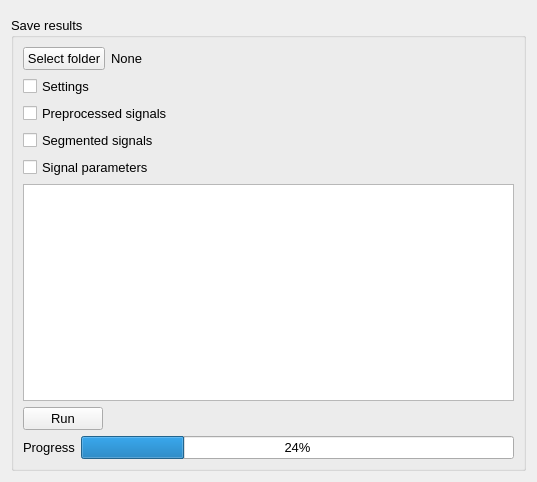
Qt form eeg_features/save/ui.ui (medusabci/medusa-analyzer) before a commit.
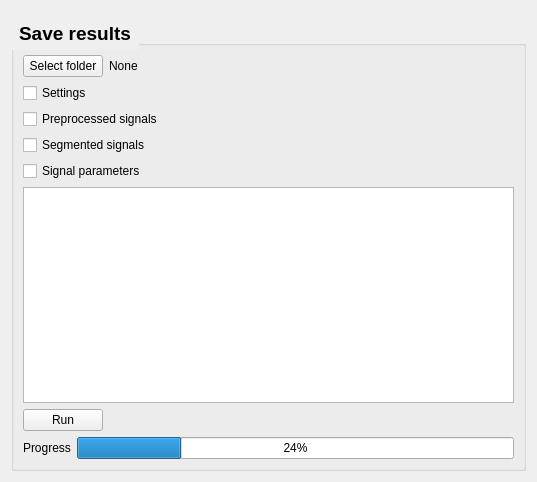
The same form after that commit.

Patch:
```diff
--- a/eeg_features/save/ui.ui
+++ b/eeg_features/save/ui.ui
@@ -33,9 +33,24 @@
     <widget class="QGroupBox" name="groupBox">
      <property name="font">
       <font>
-       <pointsize>10</pointsize>
+       <pointsize>14</pointsize>
+       <weight>75</weight>
+       <bold>true</bold>
       </font>
      </property>
+     <property name="styleSheet">
+      <string notr="true">QGroupBox::title {
+    subcontrol-origin: margin;
+    subcontrol-position: top left; 
+    padding: 5px;                 
+    letter-spacing: 1px;
+    
+    color: qlineargradient(
+        spread:pad, x1:0, y1:0, x2:1, y2:0,
+        stop:0 #6a0dad, stop:1 #ec407a
+    );
+}</string>
+     </property>
      <property name="title">
       <string>Save results</string>
      </property>
```
